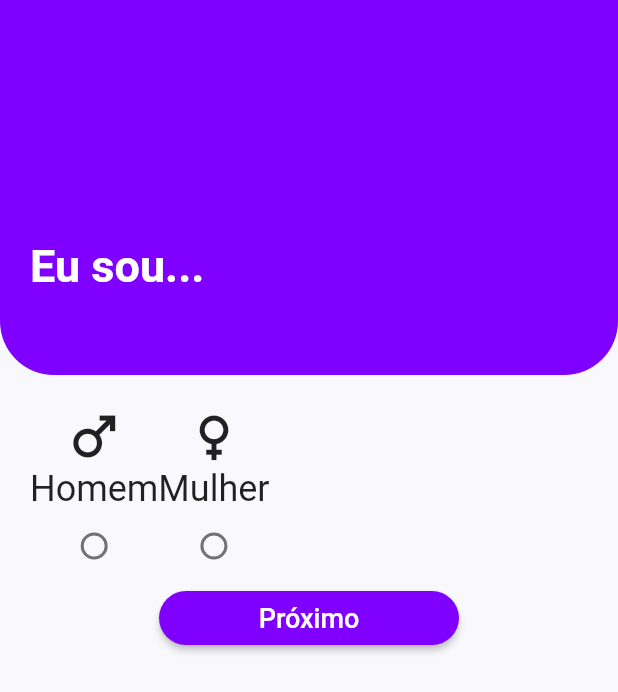
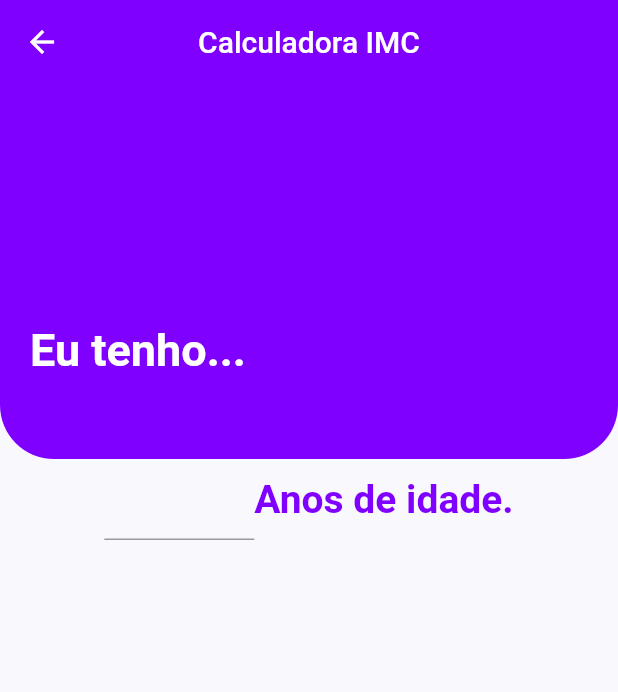
Before and after one commit to rodrigogaleano/flutter_imc, a Flutter app: the Sexo screen opened directly, after a tap on "Próximo", on a phone screen of 412 x 824 dp. Shown: the top 692 px of the screen. Run offline on Flutter 3.47's test engine with Material 2 defaults, Android fonts, the phone set to English and light mode, and no system bars.

Commit message:
Mais ajustes

```diff
--- /dev/null
+++ b/lib/pages/idade/components/idadeBody.dart
@@ -0,0 +1,51 @@
+// ignore_for_file: prefer_const_constructors
+
+import 'package:flutter/material.dart';
+import 'package:imc/services/constants.dart';
+
+class idadeBody extends StatefulWidget {
+  const idadeBody({Key? key}) : super(key: key);
+
+  @override
+  _idadeBodyState createState() => _idadeBodyState();
+}
+
+class _idadeBodyState extends State<idadeBody> {
+  @override
+  Widget build(BuildContext context) {
+    return Column(
+      children: [
+        Row(
+          mainAxisAlignment: MainAxisAlignment.center,
+          children: [
+            SizedBox(
+              width: 100,
+              child: TextField(
+                keyboardType: TextInputType.number,
+                decoration: InputDecoration(
+                  focusColor: kPrimaryColor,
+                  fillColor: kPrimaryColor,
+                  hoverColor: kPrimaryColor,
+                ),
+                style: TextStyle(
+                  fontSize: 26,
+                  fontWeight: FontWeight.bold,
+                  color: kPrimaryColor,
+                ),
+                textAlign: TextAlign.center,
+              ),
+            ),
+            Text(
+              'Anos de idade.',
+              style: TextStyle(
+                fontSize: 26,
+                color: kPrimaryColor,
+                fontWeight: FontWeight.bold,
+              ),
+            ),
+          ],
+        )
+      ],
+    );
+  }
+}
--- /dev/null
+++ b/lib/pages/idade/components/idadeHeader.dart
@@ -0,0 +1,36 @@
+import 'package:flutter/material.dart';
+import 'package:imc/services/constants.dart';
+
+class idadeHeader extends StatelessWidget {
+  const idadeHeader({ Key? key }) : super(key: key);
+
+  @override
+  Widget build(BuildContext context) {
+    return Stack(
+      children: [
+        Container(
+          height: 250,
+          decoration: BoxDecoration(
+            color: kPrimaryColor,
+            borderRadius: BorderRadius.only(
+              bottomLeft: Radius.circular(36),
+              bottomRight: Radius.circular(36),
+            ),
+          ),
+        ),
+        Padding(
+          padding: const EdgeInsets.only(
+              top: kDefaultPadding * 8, left: kDefaultPadding),
+          child: Text(
+            'Eu tenho...',
+            style: TextStyle(
+              color: Colors.white,
+              fontSize: 30,
+              fontWeight: FontWeight.bold,
+            ),
+          ),
+        )
+      ],
+    );
+  }
+}
--- /dev/null
+++ b/lib/pages/idade/idade.dart
@@ -0,0 +1,37 @@
+// ignore_for_file: prefer_const_constructors
+
+import 'package:flutter/material.dart';
+import 'package:imc/services/constants.dart';
+import 'components/idadeBody.dart';
+import 'components/idadeHeader.dart';
+
+class Idade extends StatefulWidget {
+  const Idade({ Key? key }) : super(key: key);
+
+  @override
+  _IdadeState createState() => _IdadeState();
+}
+
+class _IdadeState extends State<Idade> {
+  @override
+  Widget build(BuildContext context) {
+    return Scaffold(
+      appBar: buildAppBar(),
+      body: Column(
+        children: [
+          idadeHeader(),
+          idadeBody(),
+        ],
+      ),
+    );
+  }
+
+  AppBar buildAppBar() {
+    return AppBar(
+      title: Text('Calculadora IMC'),
+      backgroundColor: kPrimaryColor,
+      elevation: 0,
+      centerTitle: true,
+    );
+  }
+}
--- a/lib/pages/sexo/components/body.dart
+++ b/lib/pages/sexo/components/sexoBody.dart
@@ -1,29 +1,29 @@
 // ignore_for_file: prefer_const_constructors
 import 'package:flutter/material.dart';
+import 'package:imc/pages/idade/idade.dart';
 import 'package:imc/services/constants.dart';
 
-class Body extends StatefulWidget {
-  const Body({Key? key}) : super(key: key);
+class sexoBody extends StatefulWidget {
+  const sexoBody({Key? key}) : super(key: key);
 
   @override
   _BodyState createState() => _BodyState();
 }
 
-class _BodyState extends State<Body> {
+class _BodyState extends State<sexoBody> {
   late int _value = 0;
   @override
   Widget build(BuildContext context) {
-    return Container(
+    return SingleChildScrollView(
       child: Padding(
         padding: const EdgeInsets.all(kDefaultPadding),
         child: Column(
-          mainAxisAlignment: MainAxisAlignment.center,
-          crossAxisAlignment: CrossAxisAlignment.center,
           children: [
             Row(
+             mainAxisAlignment: MainAxisAlignment.center,
               children: [
+
                 // ---------- HOMEM ----------
-
                 Column(
                   crossAxisAlignment: CrossAxisAlignment.center,
                   children: [
@@ -49,6 +49,8 @@ class _BodyState extends State<Body> {
                     ),
                   ],
                 ),
+
+                SizedBox(width: kDefaultPadding * 4),
 
                 // ---------- MULHER ----------
                 Column(
@@ -78,18 +80,21 @@ class _BodyState extends State<Body> {
                 ),
               ],
             ),
-            Container(
+
+            //Botão
+            SizedBox(
               width: 200,
+              height: 50,
               child: ElevatedButton(
                 style: ElevatedButton.styleFrom(
                   primary: kPrimaryColor,
                   shape: StadiumBorder(),
                 ),
                 onPressed: () {
-                  /* Navigator.push(
+                   Navigator.push(
                       context,
-                      MaterialPageRoute(builder: (context) => Sexo()),
-                    ); */
+                      MaterialPageRoute(builder: (context) => Idade()),
+                    );
                 },
                 child: Text(
                   'Próximo',
--- a/lib/pages/sexo/components/header.dart
+++ b/lib/pages/sexo/components/sexoHeader.dart
@@ -3,8 +3,8 @@
 import 'package:flutter/material.dart';
 import 'package:imc/services/constants.dart';
 
-class Header extends StatelessWidget {
-  const Header({Key? key}) : super(key: key);
+class sexoHeader extends StatelessWidget {
+  const sexoHeader({Key? key}) : super(key: key);
 
   @override
   Widget build(BuildContext context) {
--- a/lib/pages/sexo/sexo.dart
+++ b/lib/pages/sexo/sexo.dart
@@ -1,6 +1,7 @@
 import 'package:flutter/material.dart';
-import 'components/body.dart';
-import 'components/header.dart';
+import 'package:imc/services/constants.dart';
+import 'components/sexoBody.dart';
+import 'components/sexoHeader.dart';
 
 class Sexo extends StatefulWidget {
   const Sexo({Key? key}) : super(key: key);
@@ -13,10 +14,16 @@ class _SexoState extends State<Sexo> {
   @override
   Widget build(BuildContext context) {
     return Scaffold(
+      appBar: AppBar(
+        title: Text('Calculadora IMC', style: TextStyle(fontSize: 18),),
+        centerTitle: true,
+        backgroundColor: kPrimaryColor,
+        elevation: 0,
+      ),
       body: Column(
         children: [
-          Header(),
-          Body(),
+          sexoHeader(),
+          sexoBody(),
         ],
       ),
     );
```
